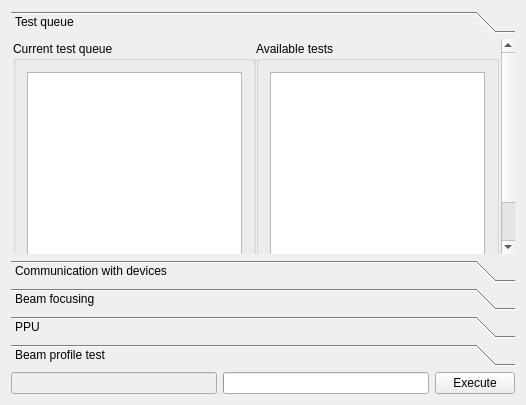
Old version of the form Bricks/widgets/ui_files/Qt4_beamline_test_widget_layout.ui in the repository mxcube/mxcubeqt.
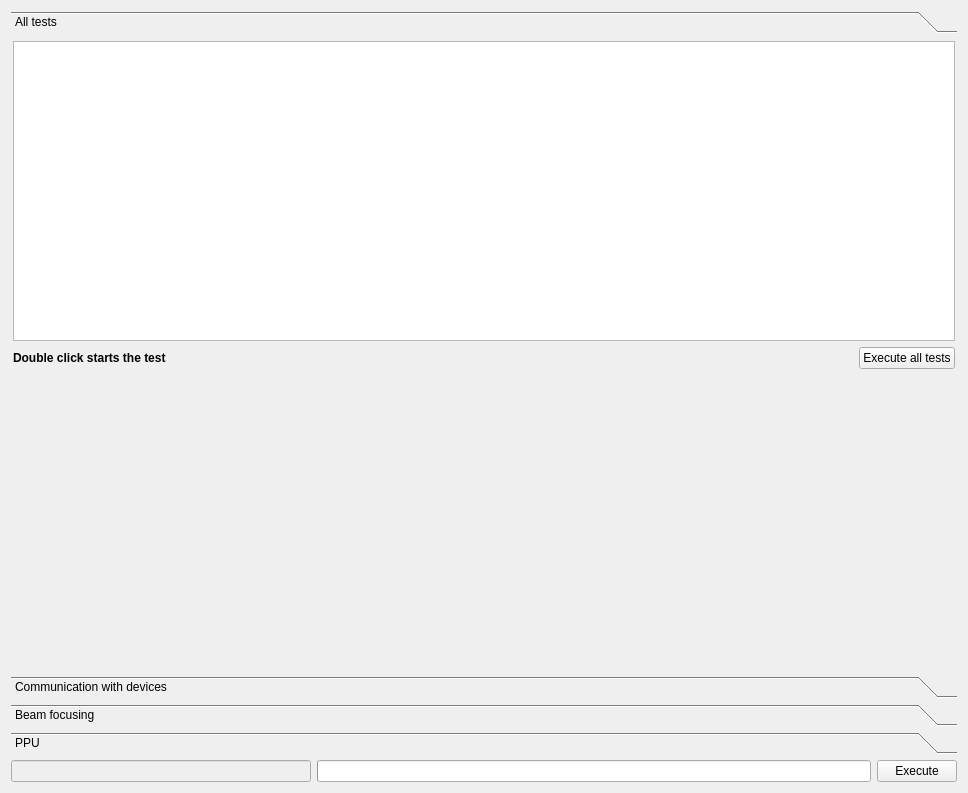
New version of the form. The open tabs and pages were chosen to show the change.

What changed in the file:
```diff
--- a/Bricks/widgets/ui_files/Qt4_beamline_test_widget_layout.ui
+++ b/Bricks/widgets/ui_files/Qt4_beamline_test_widget_layout.ui
@@ -6,8 +6,8 @@
    <rect>
     <x>0</x>
     <y>0</y>
-    <width>526</width>
-    <height>405</height>
+    <width>968</width>
+    <height>793</height>
    </rect>
   </property>
   <property name="windowTitle">
@@ -43,12 +43,12 @@
          <rect>
           <x>0</x>
           <y>0</y>
-          <width>436</width>
-          <height>269</height>
+          <width>948</width>
+          <height>635</height>
          </rect>
         </property>
         <attribute name="label">
-         <string>Test queue</string>
+         <string>All tests</string>
         </attribute>
         <layout class="QVBoxLayout" name="verticalLayout">
          <property name="spacing">
@@ -67,104 +67,47 @@
              <property name="margin">
               <number>0</number>
              </property>
+            </layout>
+           </item>
+           <item>
+            <widget class="QListWidget" name="available_tests_listwidget"/>
+           </item>
+           <item>
+            <layout class="QHBoxLayout" name="horizontalLayout_3">
+             <property name="topMargin">
+              <number>0</number>
+             </property>
              <item>
-              <widget class="QGroupBox" name="current_test">
-               <property name="sizePolicy">
-                <sizepolicy hsizetype="Preferred" vsizetype="Fixed">
-                 <horstretch>0</horstretch>
-                 <verstretch>0</verstretch>
-                </sizepolicy>
+              <widget class="QLabel" name="label">
+               <property name="font">
+                <font>
+                 <weight>75</weight>
+                 <bold>true</bold>
+                </font>
                </property>
-               <property name="minimumSize">
-                <size>
-                 <width>0</width>
-                 <height>0</height>
-                </size>
+               <property name="text">
+                <string>Double click starts the test</string>
                </property>
-               <property name="title">
-                <string>Current test queue</string>
-               </property>
-               <layout class="QVBoxLayout">
-                <item>
-                 <widget class="QListWidget" name="current_test_listbox">
-                  <property name="sizePolicy">
-                   <sizepolicy hsizetype="Preferred" vsizetype="Minimum">
-                    <horstretch>0</horstretch>
-                    <verstretch>0</verstretch>
-                   </sizepolicy>
-                  </property>
-                  <property name="minimumSize">
-                   <size>
-                    <width>200</width>
-                    <height>150</height>
-                   </size>
-                  </property>
-                 </widget>
-                </item>
-                <item>
-                 <widget class="QPushButton" name="remove_button">
-                  <property name="text">
-                   <string>Remove selected</string>
-                  </property>
-                 </widget>
-                </item>
-               </layout>
               </widget>
              </item>
              <item>
-              <widget class="QGroupBox" name="available_test">
-               <property name="sizePolicy">
-                <sizepolicy hsizetype="Preferred" vsizetype="Fixed">
-                 <horstretch>0</horstretch>
-                 <verstretch>0</verstretch>
-                </sizepolicy>
+              <spacer name="horizontalSpacer">
+               <property name="orientation">
+                <enum>Qt::Horizontal</enum>
                </property>
-               <property name="minimumSize">
+               <property name="sizeHint" stdset="0">
                 <size>
-                 <width>0</width>
-                 <height>0</height>
+                 <width>40</width>
+                 <height>20</height>
                 </size>
                </property>
-               <property name="title">
-                <string>Available tests</string>
+              </spacer>
+             </item>
+             <item>
+              <widget class="QPushButton" name="execute_all_button">
+               <property name="text">
+                <string>Execute all tests</string>
                </property>
-               <layout class="QVBoxLayout">
-                <item>
-                 <widget class="QListWidget" name="available_test_listbox">
-                  <property name="sizePolicy">
-                   <sizepolicy hsizetype="Preferred" vsizetype="Minimum">
-                    <horstretch>0</horstretch>
-                    <verstretch>0</verstretch>
-                   </sizepolicy>
-                  </property>
-                  <property name="minimumSize">
-                   <size>
-                    <width>200</width>
-                    <height>150</height>
-                   </size>
-                  </property>
-                  <property name="maximumSize">
-                   <size>
-                    <width>16777215</width>
-                    <height>16777215</height>
-                   </size>
-                  </property>
-                 </widget>
-                </item>
-                <item>
-                 <widget class="QPushButton" name="add_button">
-                  <property name="sizePolicy">
-                   <sizepolicy hsizetype="Minimum" vsizetype="Fixed">
-                    <horstretch>0</horstretch>
-                    <verstretch>0</verstretch>
-                   </sizepolicy>
-                  </property>
-                  <property name="text">
-                   <string>Add to queue</string>
-                  </property>
-                 </widget>
-                </item>
-               </layout>
               </widget>
              </item>
             </layout>
@@ -547,61 +490,6 @@
          </item>
         </layout>
        </widget>
-       <widget class="QWidget" name="profile_toolbox_page">
-        <property name="geometry">
-         <rect>
-          <x>0</x>
-          <y>0</y>
-          <width>506</width>
-          <height>220</height>
-         </rect>
-        </property>
-        <attribute name="label">
-         <string>Beam profile test</string>
-        </attribute>
-        <widget class="QWidget" name="layout21">
-         <property name="geometry">
-          <rect>
-           <x>0</x>
-           <y>0</y>
-           <width>99</width>
-           <height>86</height>
-          </rect>
-         </property>
-         <layout class="QVBoxLayout">
-          <item>
-           <widget class="QCheckBox" name="checkBox3">
-            <property name="text">
-             <string>Slits</string>
-            </property>
-            <property name="checked">
-             <bool>true</bool>
-            </property>
-           </widget>
-          </item>
-          <item>
-           <widget class="QCheckBox" name="checkBox4">
-            <property name="text">
-             <string>Aperture</string>
-            </property>
-            <property name="checked">
-             <bool>true</bool>
-            </property>
-           </widget>
-          </item>
-          <item>
-           <widget class="QCheckBox" name="checkBox5">
-            <property name="text">
-             <string>Focusing</string>
-            </property>
-            <property name="checked">
-             <bool>true</bool>
-            </property>
-           </widget>
-          </item>
-         </layout>
-        </widget>
-       </widget>
       </widget>
      </item>
      <item>
```
Left out of the diff: 14 changed lines with no effect on the pictures.
